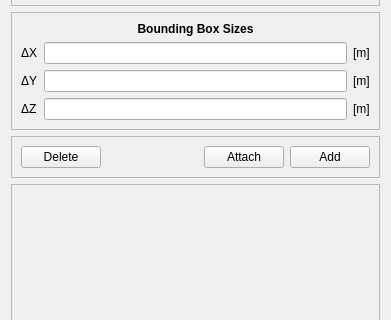
Before: the Qt Designer form pulse/interface/ui_files/model/geometry/test_geometry_designer_widget.ui in open-pulse/OpenPulse, drawn with Qt 5; both pictures show x 0 to 391 and y 179 to 499 of the 391 by 812 pixel window.
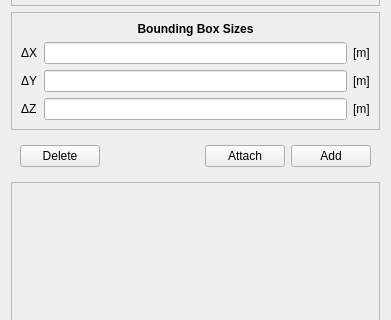
After: the same form once the commit is applied.

Commit message: update widget style

Diff of the .ui file:
```diff
--- a/pulse/interface/ui_files/model/geometry/test_geometry_designer_widget.ui
+++ b/pulse/interface/ui_files/model/geometry/test_geometry_designer_widget.ui
@@ -257,7 +257,7 @@
    <item>
     <widget class="QFrame" name="remove_attach_add_frame">
      <property name="frameShape">
-      <enum>QFrame::StyledPanel</enum>
+      <enum>QFrame::NoFrame</enum>
      </property>
      <property name="frameShadow">
       <enum>QFrame::Raised</enum>
```
